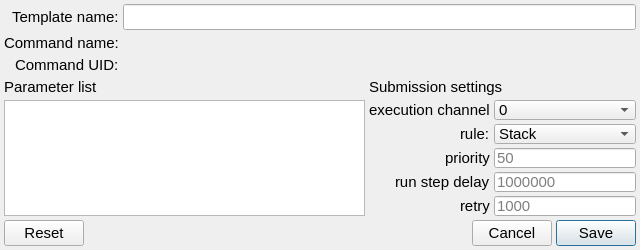
Before: the Qt Designer form ccs/node/control_unit/ControlUnitCommandTemplateEditor.ui in bisegni/chaosframework, drawn with Qt 5.
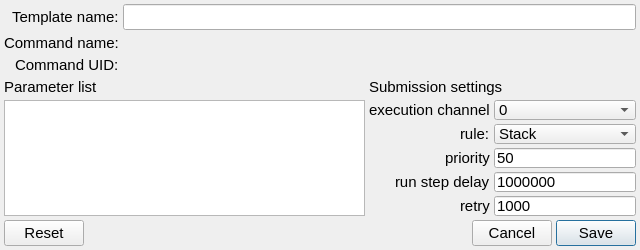
After: the same form once the commit is applied.

What changed in the file:
```diff
--- a/ccs/node/control_unit/ControlUnitCommandTemplateEditor.ui
+++ b/ccs/node/control_unit/ControlUnitCommandTemplateEditor.ui
@@ -233,6 +233,9 @@
            <property name="accessibleName">
             <string>Run Step delay</string>
            </property>
+           <property name="text">
+            <string>1000000</string>
+           </property>
            <property name="placeholderText">
             <string>1000000</string>
            </property>
@@ -274,6 +277,9 @@
            <property name="accessibleName">
             <string>Submission Retry</string>
            </property>
+           <property name="text">
+            <string>1000</string>
+           </property>
            <property name="placeholderText">
             <string>1000</string>
            </property>
@@ -307,6 +313,9 @@
            <property name="accessibleName">
             <string>Priority Value</string>
            </property>
+           <property name="text">
+            <string>50</string>
+           </property>
            <property name="placeholderText">
             <string>50</string>
            </property>
```
